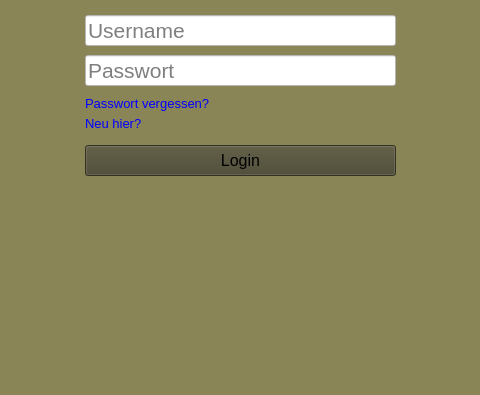
First picture: the form in client_python/gui_prototype/LoginView.ui, repository DeRocketman/paf-group-f_eTanks, before the edit; both pictures show x 405 to 885 and y 455 to 850 of the 1200 by 850 pixel window.
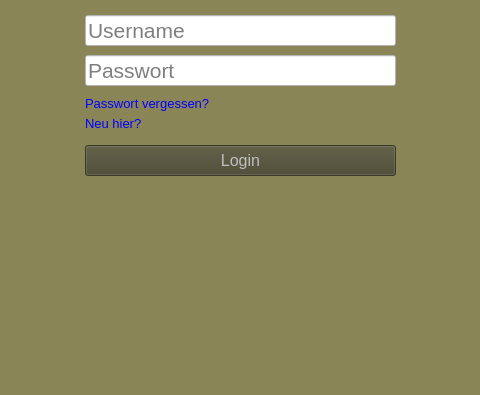
Second picture: the form after the edit. Icons and pictures are not drawn.

```diff
--- a/client_python/gui_prototype/LoginView.ui
+++ b/client_python/gui_prototype/LoginView.ui
@@ -119,6 +119,9 @@
    </property>
   </widget>
   <widget class="QPushButton" name="loginButton">
+   <property name="enabled">
+    <bool>false</bool>
+   </property>
    <property name="geometry">
     <rect>
      <x>490</x>
```
Left out of the diff: 6 changed lines with no effect on the pictures.
